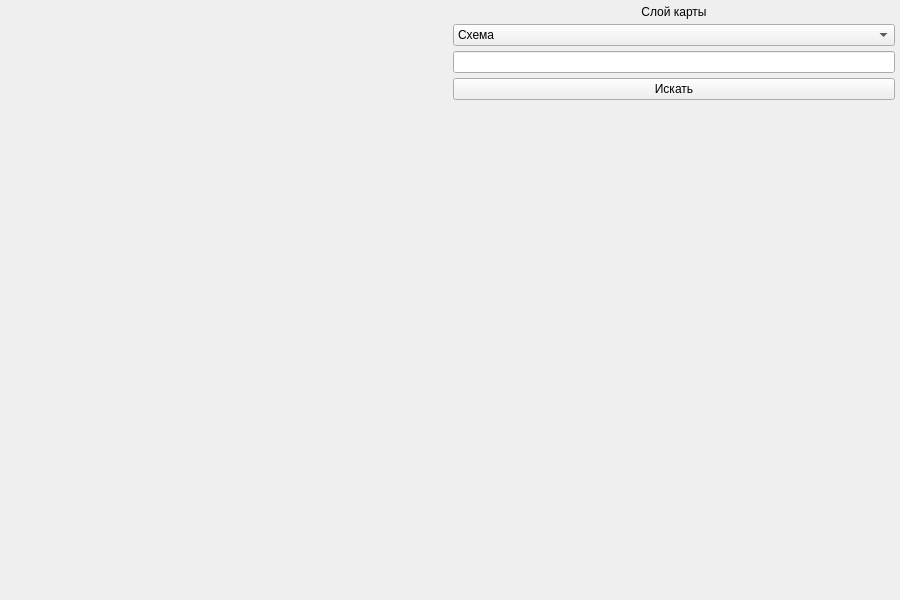
KirillCodeCreator/MapApiYandex, file main.ui: the form before one commit.
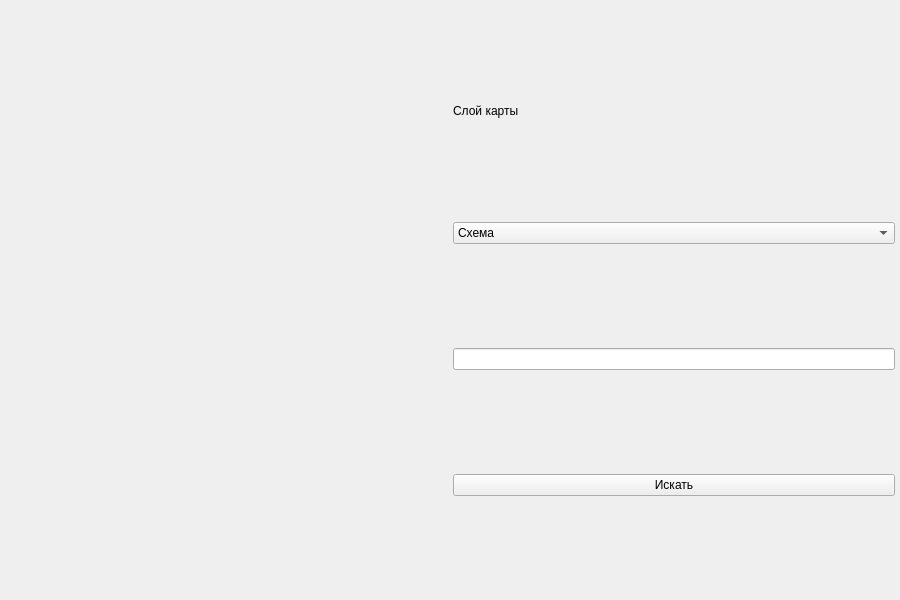
The form after the commit.

Commit message: added maps Api 5

```diff
--- a/main.ui
+++ b/main.ui
@@ -49,7 +49,7 @@
      <number>5</number>
     </property>
     <item>
-     <widget class="QLabel" name="ym_label">
+     <widget class="QLabel" name="map_label">
       <property name="focusPolicy">
        <enum>Qt::StrongFocus</enum>
       </property>
@@ -62,7 +62,7 @@
      </widget>
     </item>
     <item>
-     <layout class="QVBoxLayout" name="options_layout" stretch="0,0,0,0,0">
+     <layout class="QVBoxLayout" name="options_layout" stretch="0,0,0,0,0,0,0">
       <property name="spacing">
        <number>5</number>
       </property>
@@ -70,16 +70,13 @@
        <number>0</number>
       </property>
       <item>
-       <widget class="QLabel" name="map_label">
-        <property name="focusPolicy">
-         <enum>Qt::StrongFocus</enum>
+       <widget class="QLabel" name="layer_label">
+        <property name="sizePolicy">
+         <sizepolicy hsizetype="Preferred" vsizetype="Fixed">
+          <horstretch>0</horstretch>
+          <verstretch>0</verstretch>
+         </sizepolicy>
         </property>
-        <property name="text">
-         <string/>
-        </property>
-        <property name="alignment">
-          <set>Qt::AlignCenter</set>
-         </property>
         <property name="text">
          <string>Слой карты</string>
         </property>
@@ -136,19 +133,6 @@
         </property>
        </widget>
       </item>
-      <item>
-       <spacer name="verticalSpacer">
-        <property name="orientation">
-         <enum>Qt::Vertical</enum>
-        </property>
-        <property name="sizeHint" stdset="0">
-         <size>
-          <width>20</width>
-          <height>40</height>
-         </size>
-        </property>
-       </spacer>
-      </item>
      </layout>
     </item>
    </layout>
```
